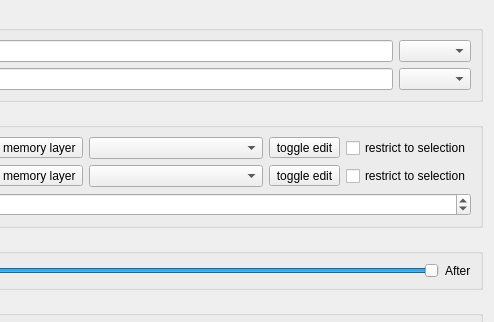
Before: the Qt Designer form qgis/qgis2/python/plugins/RasterBender/ui_main.ui in bwtian/config, drawn with Qt 5; both pictures show x 160 to 654 and y 0 to 322 of the 654 by 605 pixel window.
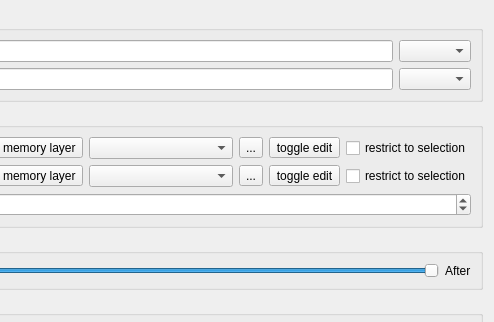
After: the same form once the commit is applied. Icons and pictures are not drawn.

```diff
--- a/qgis/qgis2/python/plugins/RasterBender/ui_main.ui
+++ b/qgis/qgis2/python/plugins/RasterBender/ui_main.ui
@@ -139,6 +139,20 @@
           </property>
          </widget>
         </item>
+        <item>
+         <widget class="QToolButton" name="styleLayerPair">
+          <property name="toolTip">
+           <string>Apply a style for pairs</string>
+          </property>
+          <property name="text">
+           <string>...</string>
+          </property>
+          <property name="icon">
+           <iconset>
+            <normaloff>resources/styleIconPair.png</normaloff>resources/styleIconPair.png</iconset>
+          </property>
+         </widget>
+        </item>
         <item>
          <widget class="QToolButton" name="pairsLayerEditModeButton">
           <property name="text">
@@ -192,6 +206,20 @@
           </property>
          </widget>
         </item>
+        <item>
+         <widget class="QToolButton" name="styleLayerConstraint">
+          <property name="toolTip">
+           <string>Apply a style for constraints</string>
+          </property>
+          <property name="text">
+           <string>...</string>
+          </property>
+          <property name="icon">
+           <iconset>
+            <normaloff>resources/styleIconConstraint.png</normaloff>resources/styleIconConstraint.png</iconset>
+          </property>
+         </widget>
+        </item>
         <item>
          <widget class="QToolButton" name="constraintsLayerEditModeButton">
           <property name="text">
```
